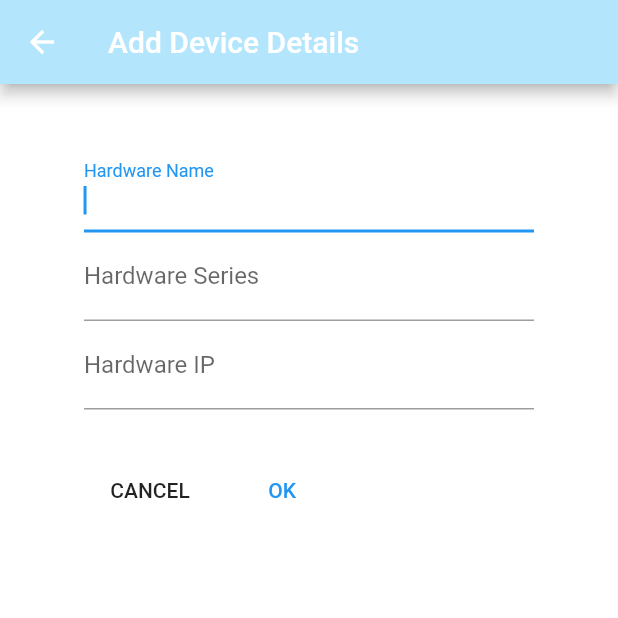
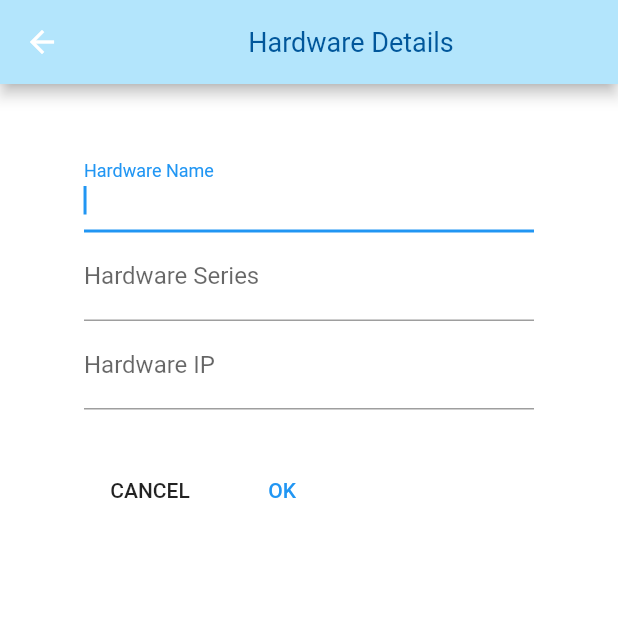
Before and after one commit to Brijeshlakkad/home_automation_app, a Flutter app: the GetHardwareDetails screen opened directly with empty values, on a phone screen of 412 x 824 dp, the top half of it. Run offline on Flutter 3.47's test engine with Material 2 defaults, Android fonts, the phone set to English and light mode, and no system bars; our stand-ins replace splashscreen, sqflite; accounts and stored records are empty.

Commit message:
Fixed layout for IOS [done same for android in previous commit]

```diff
--- a/lib/device/device_status_screen.dart
+++ b/lib/device/device_status_screen.dart
@@ -303,7 +303,7 @@ class DeviceStatusScreenState extends State<DeviceStatusScreen>
                   children: <Widget>[
                     Text(
                       'Device',
-                      style: Theme.of(context).textTheme.headline,
+                      style: Theme.of(context).textTheme.headline.copyWith(fontSize: 18.0),
                     ),
                     SizedBox(
                       width: 15.0,
@@ -314,7 +314,7 @@ class DeviceStatusScreenState extends State<DeviceStatusScreen>
                         width: 100.0,
                         child: Text(
                           "${getName()}",
-                          style: Theme.of(context).textTheme.headline,
+                          style: Theme.of(context).textTheme.headline.copyWith(fontSize: 18.0),
                         ),
                       ),
                     ),
--- a/lib/get_hardware_details.dart
+++ b/lib/get_hardware_details.dart
@@ -2,6 +2,9 @@ import 'package:flutter/material.dart';
 import 'package:home_automation/models/hardware_data.dart';
 import 'package:home_automation/utils/internet_access.dart';
 import 'package:home_automation/utils/show_dialog.dart';
+import 'package:home_automation/utils/check_platform.dart';
+import 'package:flutter/cupertino.dart';
+import 'package:home_automation/colors.dart';
 
 class GetHardwareDetails extends StatefulWidget {
   final room;
@@ -17,6 +20,7 @@ class GetHardwareDetails extends StatefulWidget {
 class GetHardwareDetailsState extends State<GetHardwareDetails> {
   bool internetAccess = false;
   ShowDialog _showDialog;
+  CheckPlatform _checkPlatform;
 
   String _hwName, _hwSeries, _hwIP;
   Map hwDetails = new Map();
@@ -43,6 +47,7 @@ class GetHardwareDetailsState extends State<GetHardwareDetails> {
   ];
   @override
   void initState() {
+    _checkPlatform = new CheckPlatform(context: context);
     _showDialog = new ShowDialog();
     if (widget.hwDetails['isModifying']) {
       setState(() {
@@ -420,9 +425,28 @@ class GetHardwareDetailsState extends State<GetHardwareDetails> {
     }
 
     return Scaffold(
-      appBar: AppBar(
-        title: Text('Add Device Details'),
-      ),
+      appBar: _checkPlatform.isIOS()
+          ? CupertinoNavigationBar(
+              backgroundColor: kHAutoBlue100,
+              middle: Text(
+                'Hardware Details',
+                style: Theme.of(context)
+                    .textTheme
+                    .headline
+                    .copyWith(fontSize: 18.0),
+              ),
+            )
+          : AppBar(
+              title: Center(
+                child: Text(
+                  'Hardware Details',
+                  style: Theme.of(context)
+                      .textTheme
+                      .headline
+                      .copyWith(fontSize: 18.0),
+                ),
+              ),
+            ),
       body: widget.hwDetails['isModifying'] ? modifyDevice() : createDevice(),
     );
   }
```
Also changed, not shown: lib/device.dart (+8 -2 lines), lib/device/get_device_details.dart (+32 -7 lines), lib/hardware.dart (+8 -2 lines), lib/home.dart (+6 -1 lines), lib/room.dart (+20 -11 lines), lib/user_profile.dart (+9 -5 lines).
